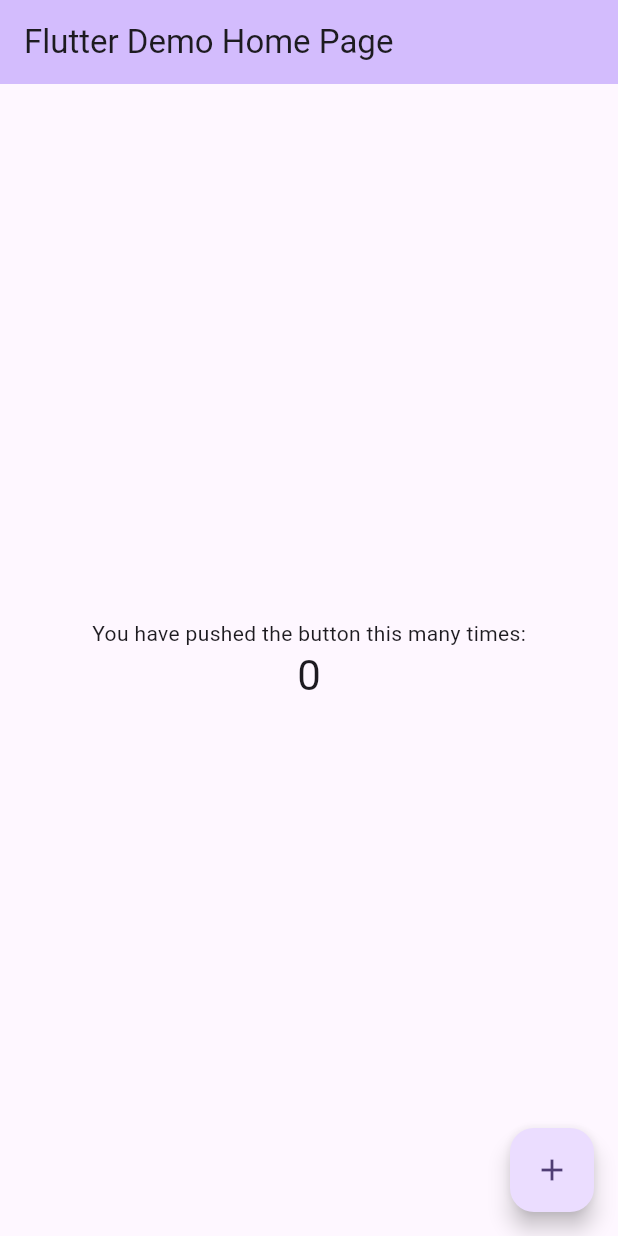
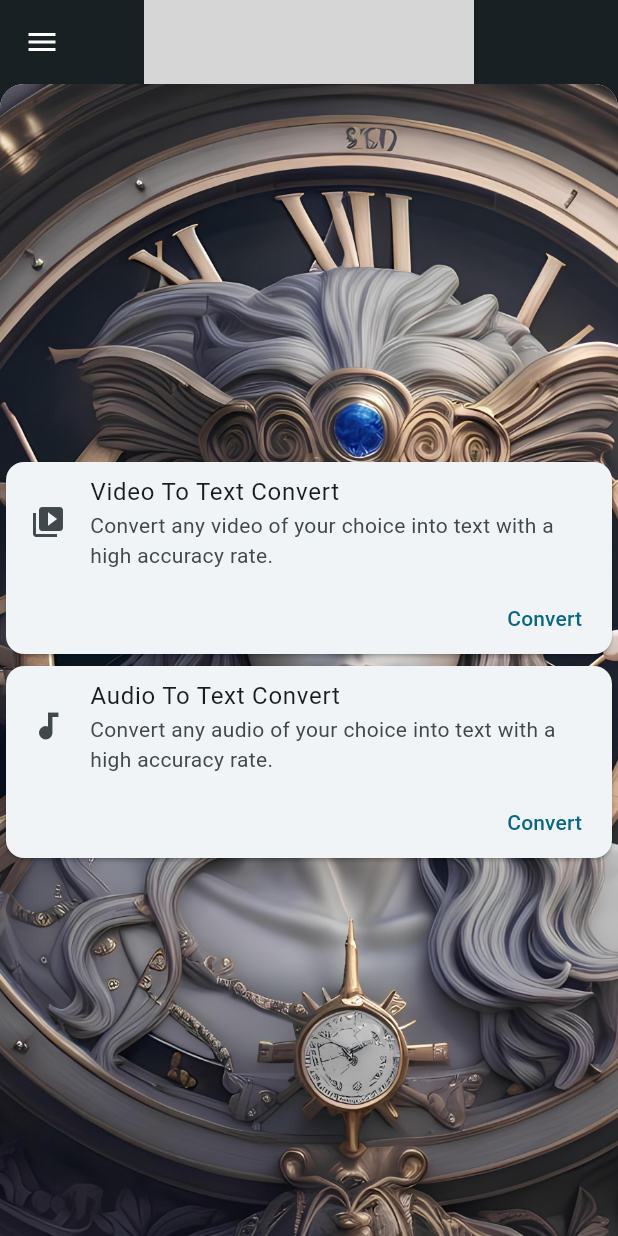
Before and after one commit to JamEvolution/kronos, a Flutter app: the screen it shows after launch, on a phone screen of 412 x 824 dp. Run offline on Flutter 3.47's test engine with Material 3 defaults, Android fonts, the phone set to English and light mode, and no system bars; drawn by our look-alikes of backdrop; grey boxes are pictures that could not be loaded.

Commit message:
31.01.2024

```diff
--- a/lib/main.dart
+++ b/lib/main.dart
@@ -1,4 +1,5 @@
 import 'package:flutter/material.dart';
+import 'package:kronos/pages/home/home.dart';
 
 void main() {
   runApp(const MyApp());
@@ -11,115 +12,14 @@
   @override
   Widget build(BuildContext context) {
     return MaterialApp(
-      title: 'Flutter Demo',
+      debugShowCheckedModeBanner: false,
+      title: 'Kronos.Ai',
       theme: ThemeData(
-        // This is the theme of your application.
-        //
-        // TRY THIS: Try running your application with "flutter run". You'll see
-        // the application has a purple toolbar. Then, without quitting the app,
-        // try changing the seedColor in the colorScheme below to Colors.green
-        // and then invoke "hot reload" (save your changes or press the "hot
-        // reload" button in a Flutter-supported IDE, or press "r" if you used
-        // the command line to start the app).
-        //
-        // Notice that the counter didn't reset back to zero; the application
-        // state is not lost during the reload. To reset the state, use hot
-        // restart instead.
-        //
-        // This works for code too, not just values: Most code changes can be
-        // tested with just a hot reload.
-        colorScheme: ColorScheme.fromSeed(seedColor: Colors.deepPurple),
+        colorScheme:
+            ColorScheme.fromSeed(seedColor: Color.fromARGB(255, 21, 28, 31)),
         useMaterial3: true,
       ),
-      home: const MyHomePage(title: 'Flutter Demo Home Page'),
+      home: const Home(),
     );
   }
 }
-
-class MyHomePage extends StatefulWidget {
-  const MyHomePage({super.key, required this.title});
-
-  // This widget is the home page of your application. It is stateful, meaning
-  // that it has a State object (defined below) that contains fields that affect
-  // how it looks.
-
-  // This class is the configuration for the state. It holds the values (in this
-  // case the title) provided by the parent (in this case the App widget) and
-  // used by the build method of the State. Fields in a Widget subclass are
-  // always marked "final".
-
-  final String title;
-
-  @override
-  State<MyHomePage> createState() => _MyHomePageState();
-}
-
-class _MyHomePageState extends State<MyHomePage> {
-  int _counter = 0;
-
-  void _incrementCounter() {
-    setState(() {
-      // This call to setState tells the Flutter framework that something has
-      // changed in this State, which causes it to rerun the build method below
-      // so that the display can reflect the updated values. If we changed
-      // _counter without calling setState(), then the build method would not be
-      // called again, and so nothing would appear to happen.
-      _counter++;
-    });
-  }
-
-  @override
-  Widget build(BuildContext context) {
-    // This method is rerun every time setState is called, for instance as done
-    // by the _incrementCounter method above.
-    //
-    // The Flutter framework has been optimized to make rerunning build methods
-    // fast, so that you can just rebuild anything that needs updating rather
-    // than having to individually change instances of widgets.
-    return Scaffold(
-      appBar: AppBar(
-        // TRY THIS: Try changing the color here to a specific color (to
-        // Colors.amber, perhaps?) and trigger a hot reload to see the AppBar
-        // change color while the other colors stay the same.
-        backgroundColor: Theme.of(context).colorScheme.inversePrimary,
-        // Here we take the value from the MyHomePage object that was created by
-        // the App.build method, and use it to set our appbar title.
-        title: Text(widget.title),
-      ),
-      body: Center(
-        // Center is a layout widget. It takes a single child and positions it
-        // in the middle of the parent.
-        child: Column(
-          // Column is also a layout widget. It takes a list of children and
-          // arranges them vertically. By default, it sizes itself to fit its
-          // children horizontally, and tries to be as tall as its parent.
-          //
-          // Column has various properties to control how it sizes itself and
-          // how it positions its children. Here we use mainAxisAlignment to
-          // center the children vertically; the main axis here is the vertical
-          // axis because Columns are vertical (the cross axis would be
-          // horizontal).
-          //
-          // TRY THIS: Invoke "debug painting" (choose the "Toggle Debug Paint"
-          // action in the IDE, or press "p" in the console), to see the
-          // wireframe for each widget.
-          mainAxisAlignment: MainAxisAlignment.center,
-          children: <Widget>[
-            const Text(
-              'You have pushed the button this many times:',
-            ),
-            Text(
-              '$_counter',
-              style: Theme.of(context).textTheme.headlineMedium,
-            ),
-          ],
-        ),
-      ),
-      floatingActionButton: FloatingActionButton(
-        onPressed: _incrementCounter,
-        tooltip: 'Increment',
-        child: const Icon(Icons.add),
-      ), // This trailing comma makes auto-formatting nicer for build methods.
-    );
-  }
-}
--- /dev/null
+++ b/lib/pages/home/home.dart
@@ -0,0 +1,61 @@
+import 'package:flutter/material.dart';
+import 'package:backdrop/backdrop.dart';
+import 'package:kronos/widgets/aboutfrontlayer.dart';
+import 'package:kronos/widgets/homerfrontlayer.dart';
+
+class Home extends StatefulWidget {
+  const Home({super.key});
+
+  @override
+  State<Home> createState() => _HomeState();
+}
+
+class _HomeState extends State<Home> {
+  int _currentIndex = 0;
+  final List<Widget> _pages = [HomeFront(), AboutFront()];
+  @override
+  Widget build(BuildContext context) {
+    return BackdropScaffold(
+      appBar: BackdropAppBar(
+        elevation: 0,
+        title: Image.asset(
+          "images/kronoslogo.jpeg",
+          fit: BoxFit.contain,
+          height: 220.0,
+          width: 220.0,
+        ),
+        centerTitle: true,
+        backgroundColor: const Color.fromARGB(255, 24, 32, 35),
+        actions: const <Widget>[],
+      ),
+      backLayer: BackdropNavigationBackLayer(
+        items: [
+          ListTile(
+            title: Text(
+              "Home",
+              style: TextStyle(
+                color: Colors.white,
+                fontSize: 20,
+                fontStyle: FontStyle.italic,
+              ),
+            ),
+          ),
+          ListTile(
+            title: Text(
+              "About",
+              style: TextStyle(
+                color: Colors.white,
+                fontSize: 20,
+                fontStyle: FontStyle.italic,
+              ),
+            ),
+          ),
+        ],
+        onTap: (int position) => {setState(() => _currentIndex = position)},
+      ),
+      backLayerBackgroundColor: const Color.fromARGB(255, 24, 32, 35),
+      headerHeight: 30.0,
+      frontLayer: _pages[_currentIndex],
+    );
+  }
+}
--- /dev/null
+++ b/lib/widgets/cardkronos.dart
@@ -0,0 +1,48 @@
+import 'package:flutter/material.dart';
+
+class CardKronos extends StatelessWidget {
+  final IconData leadingIcon;
+  final String title;
+  final String subtitle;
+  final VoidCallback onPressed;
+
+  const CardKronos({
+    Key? key,
+    required this.leadingIcon,
+    required this.title,
+    required this.subtitle,
+    required this.onPressed,
+  }) : super(key: key);
+
+  @override
+  Widget build(BuildContext context) {
+    return Container(
+      child: Center(
+        child: Card(
+          child: Column(
+            mainAxisSize: MainAxisSize.min,
+            children: <Widget>[
+              ListTile(
+                leading: Icon(
+                  leadingIcon,
+                ),
+                title: Text(title),
+                subtitle: Text(subtitle),
+              ),
+              Row(
+                mainAxisAlignment: MainAxisAlignment.end,
+                children: <Widget>[
+                  TextButton(
+                    onPressed: onPressed,
+                    child: const Text('Convert'),
+                  ),
+                  const SizedBox(width: 8),
+                ],
+              ),
+            ],
+          ),
+        ),
+      ),
+    );
+  }
+}
--- /dev/null
+++ b/lib/widgets/homerfrontlayer.dart
@@ -0,0 +1,46 @@
+import 'package:flutter/material.dart';
+import 'package:kronos/widgets/CardKronos.dart';
+
+class HomeFront extends StatefulWidget {
+  const HomeFront({super.key});
+
+  @override
+  State<HomeFront> createState() => _HomeFrontState();
+}
+
+class _HomeFrontState extends State<HomeFront> {
+  @override
+  Widget build(BuildContext context) {
+    return Container(
+      decoration: const BoxDecoration(
+        image: DecorationImage(
+          image: AssetImage('images/kronosbg1.jpg'),
+          fit: BoxFit.cover,
+        ),
+      ),
+      child: Column(
+        mainAxisAlignment: MainAxisAlignment.center,
+        children: <Widget>[
+          CardKronos(
+            leadingIcon: Icons.video_library,
+            title: 'Video To Text Convert',
+            subtitle:
+                'Convert any video of your choice into text with a high accuracy rate.',
+            onPressed: () {
+              // Butona tıklanınca yapılacak işlemler
+            },
+          ),
+          CardKronos(
+            leadingIcon: Icons.audiotrack,
+            title: 'Audio To Text Convert',
+            subtitle:
+                'Convert any audio of your choice into text with a high accuracy rate.',
+            onPressed: () {
+              // Butona tıklanınca yapılacak işlemler
+            },
+          ),
+        ],
+      ),
+    );
+  }
+}
```
Also changed, not shown: lib/pages/home/about.dart (added, +42 -0 lines), lib/widgets/aboutfrontlayer.dart (added, +154 -0 lines), lib/widgets/denemecard.dart (added, +122 -0 lines), pubspec.yaml (+8 -2 lines), images/avatarmali.jpg (added), images/avataromer.jpg (added), images/avatarzabun.jpg (added), images/kronosLogo.jpeg (added), images/kronosbg1.jpg (added), images/kronosbg2.jpg (added), pubspec.lock.
